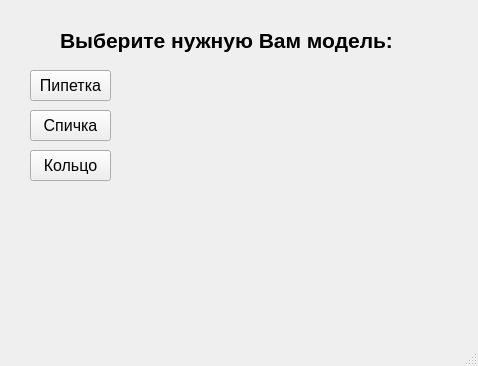
Above: ui/mainUi.ui from weplok/Surface-tension-app before the change. Below: the same form after it.
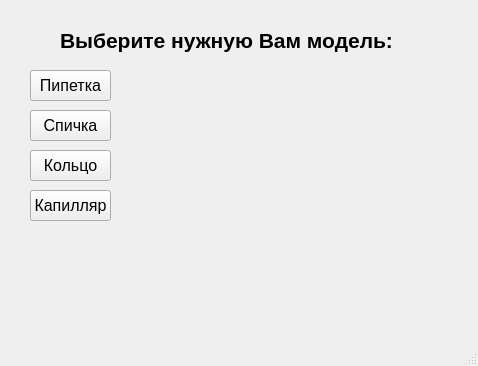
That is the form after the change.

What changed in the file:
```diff
--- a/ui/mainUi.ui
+++ b/ui/mainUi.ui
@@ -88,6 +88,24 @@
      <string>Кольцо</string>
     </property>
    </widget>
+   <widget class="QPushButton" name="kapillar">
+    <property name="geometry">
+     <rect>
+      <x>30</x>
+      <y>190</y>
+      <width>81</width>
+      <height>31</height>
+     </rect>
+    </property>
+    <property name="font">
+     <font>
+      <pointsize>12</pointsize>
+     </font>
+    </property>
+    <property name="text">
+     <string>Капилляр</string>
+    </property>
+   </widget>
   </widget>
   <widget class="QMenuBar" name="menubar">
    <property name="geometry">
```
